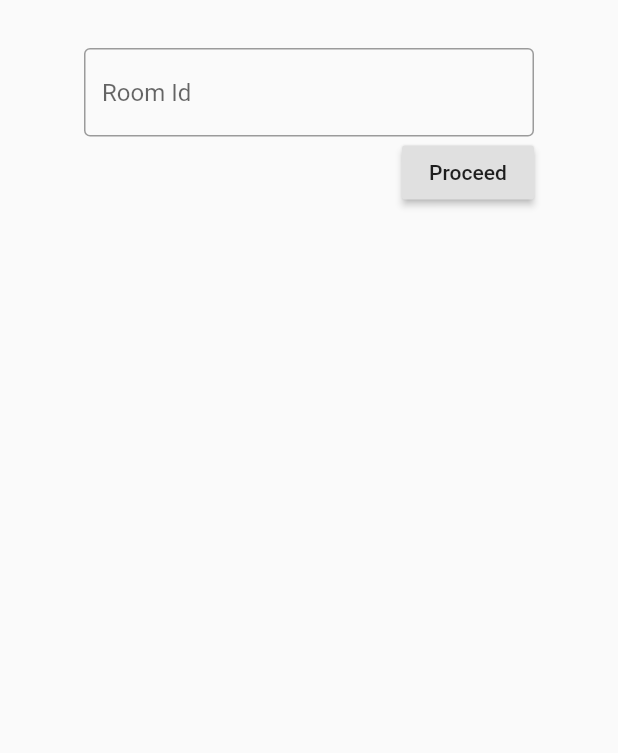
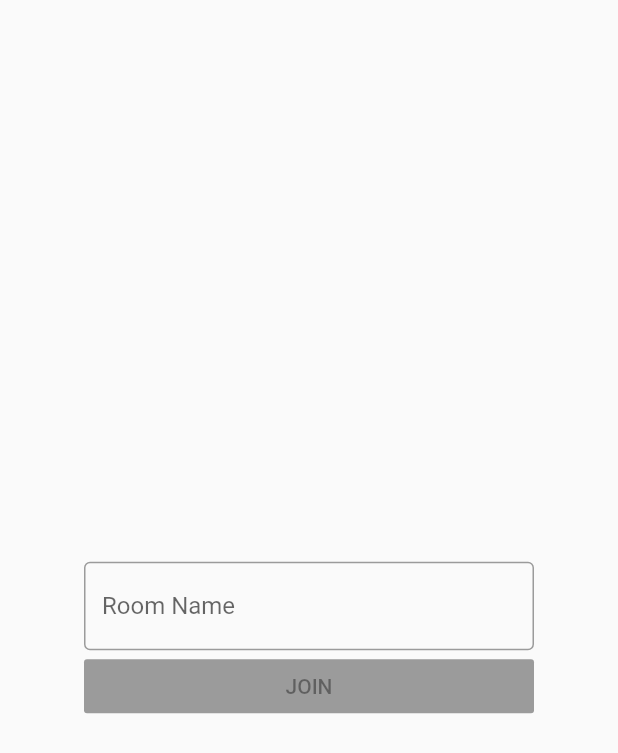
Before and after one commit to screensee/mobile, a Flutter app: the JoinPage screen opened directly, on a phone screen of 412 x 824 dp. Shown: the top 753 px of the screen. Run offline on Flutter 3.47's test engine with Material 2 defaults, Android fonts, the phone set to English and light mode, and no system bars; our stand-ins replace shared_preferences, video_player; accounts and stored records are empty.

Commit message:
implements join room

```diff
--- a/lib/join/join.dart
+++ b/lib/join/join.dart
@@ -1,7 +1,28 @@
 import 'package:flutter/material.dart';
+import 'package:screensee/cookie.dart';
+import 'package:screensee/join/join_presenter.dart';
+import 'package:screensee/room.dart';
 import 'package:screensee/screenshare/screenshare.dart';
 
-class JoinPage extends StatelessWidget {
+class JoinPage extends StatefulWidget {
+  @override
+  State<StatefulWidget> createState() => _JoinPageState();
+}
+
+class _JoinPageState extends State<JoinPage> implements JoinView {
+  JoinPresenter presenter;
+  ViewModel model;
+
+  @override
+  void initState() {
+    presenter = JoinPresenter(CookieStorage());
+    model = ViewModel();
+
+    presenter.view = this;
+
+    super.initState();
+  }
+
   @override
   Widget build(BuildContext context) {
     return Scaffold(
@@ -12,26 +33,25 @@ class JoinPage extends StatelessWidget {
             constraints: BoxConstraints(maxWidth: 300.0),
             child: Form(
               child: Column(
+                mainAxisAlignment: MainAxisAlignment.center,
                 children: <Widget>[
-                  TextFormField(
+                  TextField(
                     decoration: InputDecoration(
-                        border: OutlineInputBorder(), hintText: "Room Id"),
-                    validator: (value) {
-                      if (value.isEmpty) {
-                        return 'Please enter the chat room.';
-                      }
+                        border: OutlineInputBorder(), labelText: "Room Name"),
+                    onChanged: (value) {
+                      setState(() {
+                        model.roomId = value;
+                      });
                     },
                   ),
-                  Align(
-                    alignment: Alignment.bottomRight,
-                    child: RaisedButton(
-                      child: Text("Proceed"),
-                      onPressed: () {
-                        Navigator.of(context).pushReplacement(
-                          MaterialPageRoute(builder: (context) => ScreenShare())
-                        );
-                      },
-                    ),
+                  RaisedButton(
+                    child: Container(
+                        width: 300.0, child: Center(child: Text("JOIN"))),
+                    onPressed: model.roomId.isNotEmpty
+                        ? () {
+                            presenter.joinRoom(model.roomId);
+                          }
+                        : null,
                   ),
                 ],
               ),
@@ -41,6 +61,20 @@ class JoinPage extends StatelessWidget {
       ),
     );
   }
+
+  @override
+  void openRoom(Room room) {
+    Navigator.of(context).pushReplacement(
+        MaterialPageRoute(builder: (context) => ScreenShare(room: room)));
+  }
+
+  @override
+  void showError() {}
+
+  @override
+  void showProgress() {}
 }
 
-class JoinBloc {}
+class ViewModel {
+  String roomId = "";
+}
--- /dev/null
+++ b/lib/join/join_presenter.dart
@@ -0,0 +1,37 @@
+import 'dart:convert';
+
+import 'package:screensee/cookie.dart';
+import 'package:screensee/errors.dart';
+import 'package:screensee/room.dart';
+import 'package:http/http.dart' as http;
+
+class JoinPresenter {
+  final CookieStorage cookieStorage;
+
+  JoinView view;
+
+  JoinPresenter(this.cookieStorage);
+
+  void joinRoom(String roomName) async {
+    view?.showProgress();
+    try {
+      final response = await http.get(
+          "http://185.143.145.119/b/rooms/$roomName",
+          headers: {"Cookie": await cookieStorage.readCookies()});
+
+      final resultJson = json.decode(response.body);
+      if (resultJson["result"] != "ok") {
+        throw ApiException();
+      }
+      view?.openRoom(parseFromJson(resultJson));
+    } catch (e) {
+      view?.showError();
+    }
+  }
+}
+
+abstract class JoinView {
+  void showProgress();
+  void showError();
+  void openRoom(Room room);
+}
--- a/lib/screenshare/screenshare.dart
+++ b/lib/screenshare/screenshare.dart
@@ -42,7 +42,7 @@ class _ScreenShareState extends State<ScreenShare> {
     return Scaffold(
       backgroundColor: Colors.black38,
       appBar: AppBar(
-        title: Text(widget.room.id),
+        title: Text(widget.room.pseudonym),
       ),
       body: _buildBody(),
     );
```
Also changed, not shown: lib/create/create_presenter.dart (+1 -7 lines), lib/room.dart (+9 -0 lines).
